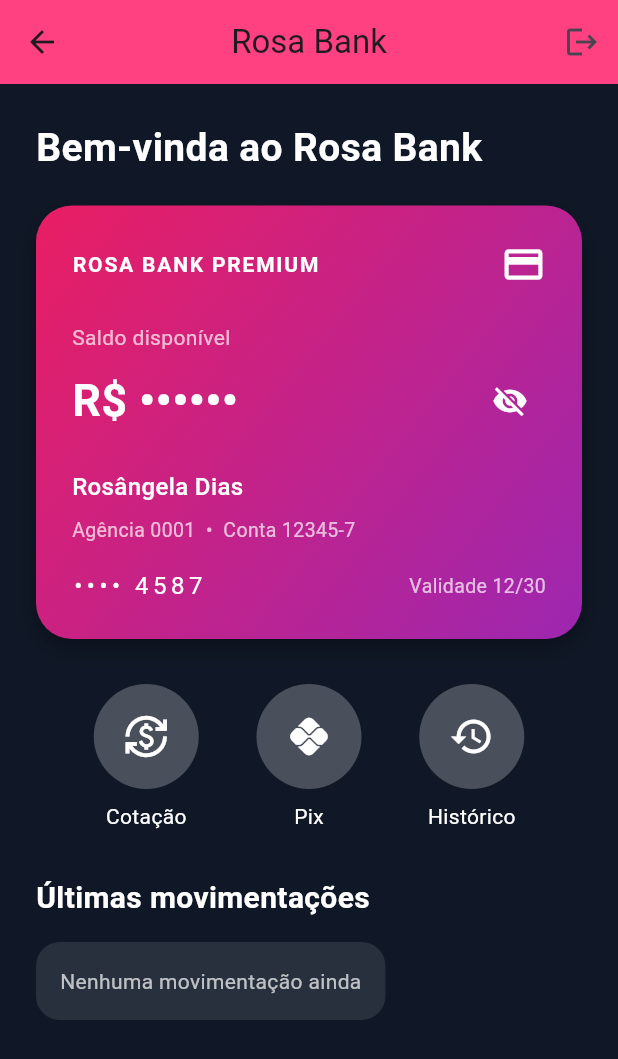
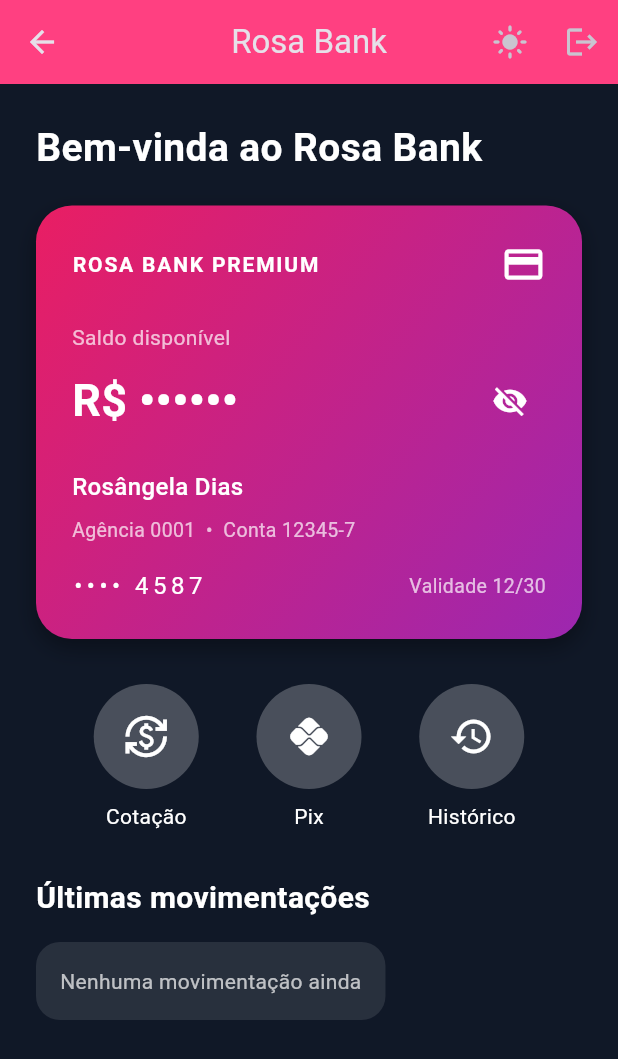
Before and after one commit to Rosangeladias88/rosa-bank, a Flutter app: the PrincipalPage screen opened by its route, on a phone screen of 412 x 824 dp. Shown: the top 1059 px of the screen. Run offline on Flutter 3.47's test engine with Material 3 defaults, Android fonts, the phone set to English and light mode, and no system bars; our stand-ins replace fl_chart, shared_preferences; accounts and stored records are empty.

Commit message:
Adiciona tema claro e escuro ao Rosa Bank

```diff
--- a/lib/principal.dart
+++ b/lib/principal.dart
@@ -1,6 +1,7 @@
 import 'package:flutter/material.dart';
 import 'dados_saldo.dart';
 import 'dados_transferencia.dart';
+import 'tema.dart';
 
 class PrincipalPage extends StatefulWidget {
   const PrincipalPage({super.key});
@@ -14,13 +15,27 @@
 
   @override
   Widget build(BuildContext context) {
+    final modoEscuro = Theme.of(context).brightness == Brightness.dark;
+
     return Scaffold(
-      backgroundColor: const Color(0xFF101827),
+      backgroundColor: modoEscuro ? const Color(0xFF101827) : Colors.grey[100],
       appBar: AppBar(
         title: const Text('Rosa Bank'),
         backgroundColor: Colors.pinkAccent,
         centerTitle: true,
         actions: [
+          IconButton(
+            icon: Icon(
+              temaAtual.value == ThemeMode.dark
+                  ? Icons.light_mode
+                  : Icons.dark_mode,
+            ),
+            onPressed: () {
+              temaAtual.value = temaAtual.value == ThemeMode.dark
+                  ? ThemeMode.light
+                  : ThemeMode.dark;
+            },
+          ),
           IconButton(
             icon: const Icon(Icons.logout),
             onPressed: () {
@@ -35,14 +50,15 @@
           child: Column(
             crossAxisAlignment: CrossAxisAlignment.start,
             children: [
-              const Text(
+              Text(
                 'Bem-vinda ao Rosa Bank',
                 style: TextStyle(
-                  color: Colors.white,
+                  color: modoEscuro ? Colors.white : Colors.black,
                   fontSize: 26,
                   fontWeight: FontWeight.bold,
                 ),
               ),
+
               const SizedBox(height: 20),
 
               Container(
@@ -204,10 +220,10 @@
 
               const SizedBox(height: 30),
 
-              const Text(
+              Text(
                 'Últimas movimentações',
                 style: TextStyle(
-                  color: Colors.white,
+                  color: modoEscuro ? Colors.white : Colors.black,
                   fontSize: 20,
                   fontWeight: FontWeight.bold,
                 ),
@@ -218,13 +234,15 @@
               Container(
                 padding: const EdgeInsets.all(16),
                 decoration: BoxDecoration(
-                  color: Colors.white10,
+                  color: modoEscuro ? Colors.white10 : Colors.grey.shade200,
                   borderRadius: BorderRadius.circular(16),
                 ),
                 child: historicoTransferencias.isEmpty
-                    ? const Text(
+                    ? Text(
                         'Nenhuma movimentação ainda',
-                        style: TextStyle(color: Colors.white70),
+                        style: TextStyle(
+                          color: modoEscuro ? Colors.white70 : Colors.black54,
+                        ),
                       )
                     : Column(
                         children: historicoTransferencias
@@ -238,11 +256,19 @@
                             ),
                             title: Text(
                               'Pix para ${transferencia['nome']}',
-                              style: const TextStyle(color: Colors.white),
+                              style: TextStyle(
+                                color: modoEscuro
+                                    ? Colors.white
+                                    : Colors.black,
+                              ),
                             ),
                             subtitle: Text(
                               'R\$ ${transferencia['valor']}',
-                              style: const TextStyle(color: Colors.white70),
+                              style: TextStyle(
+                                color: modoEscuro
+                                    ? Colors.white70
+                                    : Colors.black54,
+                              ),
                             ),
                           );
                         }).toList(),
@@ -261,23 +287,28 @@
     required IconData icone,
     required String rota,
   }) {
+    final modoEscuro = Theme.of(context).brightness == Brightness.dark;
+
     return GestureDetector(
       onTap: () => Navigator.pushNamed(context, rota),
       child: Column(
         children: [
           CircleAvatar(
             radius: 35,
-            backgroundColor: Colors.white24,
+            backgroundColor:
+                modoEscuro ? Colors.white24 : Colors.pink.shade100,
             child: Icon(
               icone,
-              color: Colors.white,
+              color: modoEscuro ? Colors.white : Colors.pinkAccent,
               size: 30,
             ),
           ),
           const SizedBox(height: 8),
           Text(
             titulo,
-            style: const TextStyle(color: Colors.white),
+            style: TextStyle(
+              color: modoEscuro ? Colors.white : Colors.black,
+            ),
           ),
         ],
       ),
--- /dev/null
+++ b/lib/tema.dart
@@ -0,0 +1,3 @@
+import 'package:flutter/material.dart';
+
+ValueNotifier<ThemeMode> temaAtual = ValueNotifier(ThemeMode.dark);
```
Also changed, not shown: lib/main.dart (+9 -0 lines). Lines whose indentation alone changed are shown as unchanged.
